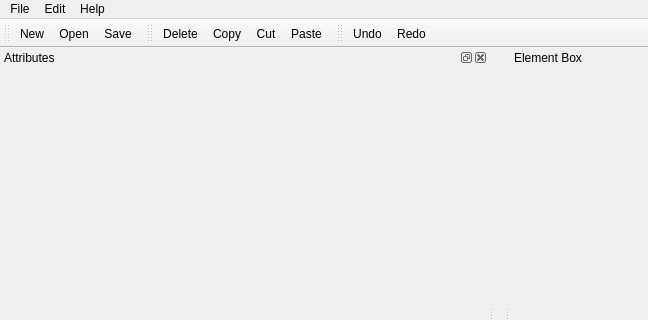
This is creator/assets/interface/mainwindow.ui in MatusGuy/WorldStory as Qt 5 draws it before an edit; both pictures show x 0 to 648 and y 0 to 320 of the 997 by 606 pixel window. The edited form follows.
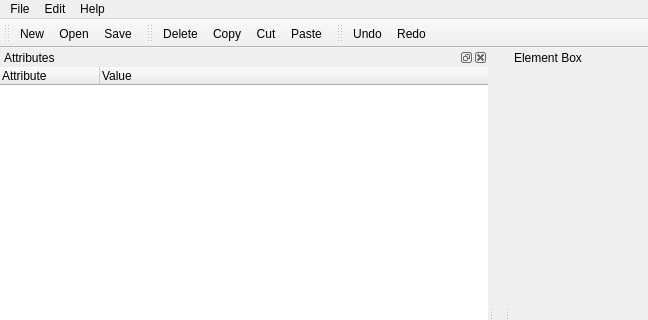
This is the edited form.

Commit message: wip show attributes in table

```diff
--- a/creator/assets/interface/mainwindow.ui
+++ b/creator/assets/interface/mainwindow.ui
@@ -136,7 +136,39 @@
    <attribute name="dockWidgetArea">
     <number>1</number>
    </attribute>
-   <widget class="QWidget" name="AttributeTable"/>
+   <widget class="QWidget" name="DW_AttributeTable">
+    <layout class="QGridLayout" name="DWL_AttributeTable">
+     <property name="leftMargin">
+      <number>0</number>
+     </property>
+     <property name="topMargin">
+      <number>0</number>
+     </property>
+     <property name="rightMargin">
+      <number>0</number>
+     </property>
+     <property name="bottomMargin">
+      <number>0</number>
+     </property>
+     <item row="0" column="0">
+      <widget class="QTreeWidget" name="AttributeTable">
+       <property name="frameShape">
+        <enum>QFrame::NoFrame</enum>
+       </property>
+       <column>
+        <property name="text">
+         <string>Attribute</string>
+        </property>
+       </column>
+       <column>
+        <property name="text">
+         <string>Value</string>
+        </property>
+       </column>
+      </widget>
+     </item>
+    </layout>
+   </widget>
   </widget>
   <widget class="QDockWidget" name="D_ElementBox">
    <property name="windowTitle">
```
The commit also changes 7 other files.
